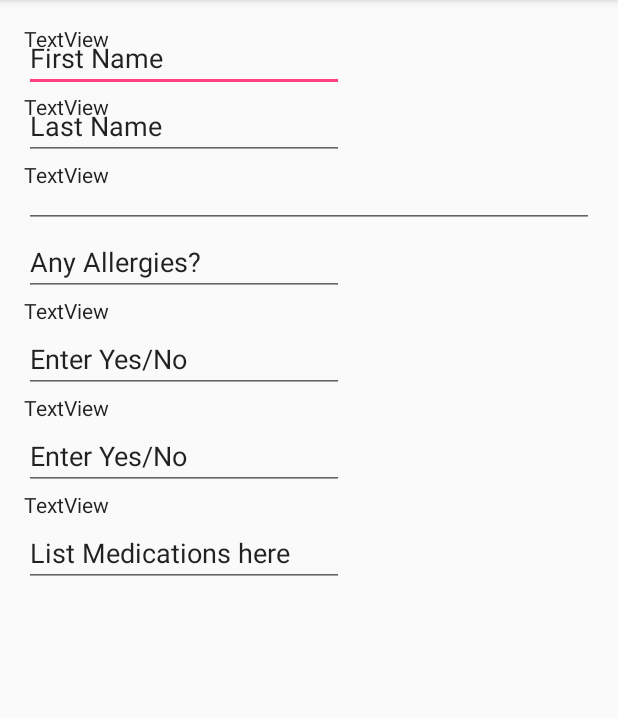
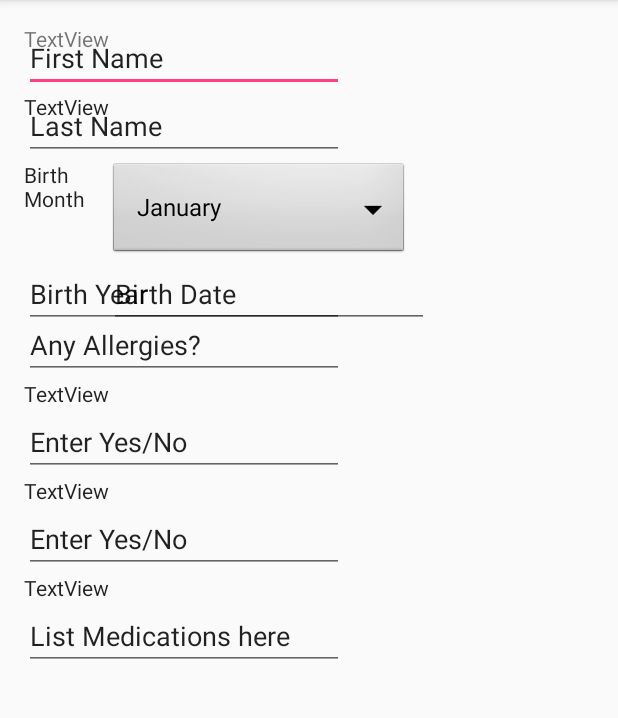
Before and after one commit to aclorta/QuickAppt, an Android app: the Patient_Profile screen opened directly, with no data from a screen before it, on a phone screen of 412 x 824 dp, the part 84-802 px from its top. Run offline under Robolectric (Android 15) with nearby library versions, the light colour scheme and no system bars.

Commit message:
more info to fill out

```diff
--- a/app/src/main/java/com/example/team6/quickappt/Patient_Profile.java
+++ b/app/src/main/java/com/example/team6/quickappt/Patient_Profile.java
@@ -2,6 +2,10 @@ package com.example.team6.quickappt;
 
 import android.support.v7.app.AppCompatActivity;
 import android.os.Bundle;
+import android.widget.ArrayAdapter;
+import android.widget.Spinner;
+
+import java.util.ArrayList;
 
 public class Patient_Profile extends AppCompatActivity {
 
@@ -9,5 +13,23 @@ public class Patient_Profile extends AppCompatActivity {
     protected void onCreate(Bundle savedInstanceState) {
         super.onCreate(savedInstanceState);
         setContentView(R.layout.activity_patient__profile);
+        Spinner spindown = (Spinner) findViewById(R.id.Months);
+        ArrayList<String> Montharray= new ArrayList<String>(){{
+            add("January");
+            add("February");
+            add("March");
+            add("April");
+            add("May");
+            add("June");
+            add("July");
+            add("August");
+            add("September");
+            add("October");
+            add("November");
+            add("December");
+        }
+        };
+        ArrayAdapter<String> adaptmonths = new ArrayAdapter<String>(this,android.R.layout.simple_spinner_dropdown_item,Montharray);
+        spindown.setAdapter(adaptmonths);
     }
 }
--- a/app/src/main/res/layout/activity_patient__profile.xml
+++ b/app/src/main/res/layout/activity_patient__profile.xml
@@ -1,4 +1,3 @@
-
 <?xml version="1.0" encoding="utf-8"?>
 <ScrollView xmlns:android="http://schemas.android.com/apk/res/android"
     xmlns:tools="http://schemas.android.com/tools"
@@ -8,7 +7,7 @@
     xmlns:tools="http://schemas.android.com/tools"
     android:id="@+id/activity_patient__profile"
     android:layout_width="match_parent"
-    android:layout_height="match_parent"
+    android:layout_height="wrap_content"
     android:paddingBottom="@dimen/activity_vertical_margin"
     android:paddingLeft="@dimen/activity_horizontal_margin"
     android:paddingRight="@dimen/activity_horizontal_margin"
@@ -35,98 +34,15 @@
         android:textAppearance="@style/TextAppearance.AppCompat"
         android:layout_below="@+id/editText" />
 
-    <EditText
-        android:layout_width="wrap_content"
-        android:layout_height="wrap_content"
-        android:inputType="textPersonName"
-        android:text="Last Name"
-        android:ems="10"
-        android:layout_below="@+id/editText"
-        android:layout_alignParentStart="true"
-        android:id="@+id/editText2"
-        android:hint="Last Name" />
-    <TextView
-        android:text="TextView"
-        android:layout_width="wrap_content"
-        android:layout_height="wrap_content"
-        android:id="@+id/textView2"
-        tools:text="Birth Date:"
-        android:textAppearance="@style/TextAppearance.AppCompat"
-        android:layout_below="@+id/editText2"
-        android:layout_alignParentStart="true" />
-
-    <EditText
-        android:layout_width="match_parent"
-        android:layout_height="wrap_content"
-        android:layout_below="@+id/editText2"
-        android:id="@+id/Months"
-        android:entries="@android:drawable/bottom_bar"
-        tools:text="Enter your Birth Date here"
-        android:layout_alignParentStart="true">
-
-    </EditText>
 
     <TextView
         android:text="TextView"
         android:layout_width="wrap_content"
         android:layout_height="wrap_content"
-        android:id="@+id/textView3"
-        android:layout_alignParentStart="true"
-        tools:text="Do you Smoke?:"
-        android:textAppearance="@style/TextAppearance.AppCompat"
-        android:layout_below="@+id/editText3" />
-
-
-    <EditText
-        android:layout_width="wrap_content"
-        android:layout_height="wrap_content"
-        android:inputType="textPersonName"
-        android:text="Any Allergies?"
-        android:ems="10"
-        android:id="@+id/editText3"
-        android:hint="Any Allergies?"
-        android:layout_below="@+id/Months"
+        android:id="@+id/firstname"
+        tools:text="First Name:"
+        android:layout_alignParentTop="true"
         android:layout_alignParentStart="true" />
-
-    <EditText
-        android:layout_width="wrap_content"
-        android:layout_height="wrap_content"
-        android:inputType="textPersonName"
-        android:text="Enter Yes/No"
-        android:ems="10"
-        android:id="@+id/editText4"
-        android:hint=""
-        android:layout_below="@+id/textView3"
-        android:layout_alignParentStart="true" />
-    <TextView
-        android:text="TextView"
-        android:layout_width="wrap_content"
-        android:layout_height="wrap_content"
-        android:id="@+id/textView4"
-        android:layout_alignParentStart="true"
-        tools:text="Do you currently drink alcohol?:"
-        android:textAppearance="@style/TextAppearance.AppCompat"
-        android:layout_below="@+id/editText4" />
-
-    <EditText
-        android:layout_width="wrap_content"
-        android:layout_height="wrap_content"
-        android:inputType="textPersonName"
-        android:text="Enter Yes/No"
-        android:ems="10"
-        android:id="@+id/editText5"
-        android:hint=""
-        android:layout_below="@+id/textView4"
-        android:layout_alignParentStart="true" />
-    <TextView
-        android:text="@string/textview"
-        android:layout_width="wrap_content"
-        android:layout_height="wrap_content"
-        android:id="@+id/textView5"
-        android:layout_alignParentStart="true"
-        tools:text="List your medications:"
-        android:textAppearance="@style/TextAppearance.AppCompat"
-        android:layout_below="@+id/editText5" />
 
     <EditText
         android:layout_width="wrap_content"
@@ -140,15 +56,121 @@
         android:layout_alignParentStart="true" />
 
     <TextView
+        android:text="@string/textview"
+        android:layout_width="wrap_content"
+        android:layout_height="wrap_content"
+        android:id="@+id/textView5"
+        tools:text="List your medications:"
+        android:textAppearance="@style/TextAppearance.AppCompat"
+        android:layout_below="@+id/editText5"
+        android:layout_alignParentStart="true" />
+
+    <EditText
+        android:layout_width="wrap_content"
+        android:layout_height="wrap_content"
+        android:inputType="textPersonName"
+        android:text="Enter Yes/No"
+        android:ems="10"
+        android:id="@+id/editText5"
+        android:hint=""
+        android:layout_below="@+id/textView4"
+        android:layout_alignParentStart="true" />
+
+    <TextView
         android:text="TextView"
         android:layout_width="wrap_content"
         android:layout_height="wrap_content"
-        android:id="@+id/firstname"
-        tools:text="First Name:"
+        android:id="@+id/textView4"
+        tools:text="Do you currently drink alcohol?:"
         android:textAppearance="@style/TextAppearance.AppCompat"
-        android:layout_alignParentTop="true"
+        android:layout_below="@+id/editText4"
         android:layout_alignParentStart="true" />
 
+    <EditText
+        android:layout_width="wrap_content"
+        android:layout_height="wrap_content"
+        android:inputType="textPersonName"
+        android:text="Any Allergies?"
+        android:ems="10"
+        android:id="@+id/editText3"
+        android:hint="Any Allergies?"
+        android:layout_below="@+id/Months"
+        android:layout_alignParentStart="true"
+        android:layout_marginTop="34dp" />
+
+    <EditText
+        android:layout_width="wrap_content"
+        android:layout_height="wrap_content"
+        android:inputType="textPersonName"
+        android:text="Enter Yes/No"
+        android:ems="10"
+        android:id="@+id/editText4"
+        android:hint=""
+        android:layout_below="@+id/textView3"
+        android:layout_alignParentStart="true" />
+
+    <TextView
+        android:text="TextView"
+        android:layout_width="wrap_content"
+        android:layout_height="wrap_content"
+        android:id="@+id/textView3"
+        tools:text="Do you Smoke?:"
+        android:textAppearance="@style/TextAppearance.AppCompat"
+        android:layout_below="@+id/editText3"
+        android:layout_alignParentStart="true" />
+
+    <EditText
+        android:layout_width="wrap_content"
+        android:layout_height="wrap_content"
+        android:inputType="number"
+        android:ems="10"
+        android:id="@+id/editText7"
+        android:layout_below="@+id/Months"
+        android:text="Birth Year" />
+
+    <EditText
+        android:layout_width="wrap_content"
+        android:layout_height="wrap_content"
+        android:inputType="number"
+        android:ems="10"
+        android:layout_below="@+id/Months"
+        android:layout_toEndOf="@+id/textView5"
+        android:id="@+id/editText8"
+        android:text="Birth Date" />
+
+    <Spinner
+        android:layout_width="200dp"
+        android:layout_height="wrap_content"
+        android:id="@+id/Months"
+        android:background="@android:drawable/btn_dropdown"
+        android:spinnerMode="dropdown"
+        android:layout_below="@+id/editText2"
+        android:layout_alignStart="@+id/editText8">
+
+    </Spinner>
+
+    <TextView
+        android:text="Birth Month"
+        android:layout_width="wrap_content"
+        android:layout_height="wrap_content"
+        android:id="@+id/textView6"
+        android:layout_alignParentStart="true"
+        android:layout_below="@+id/editText2"
+        android:textAppearance="@style/TextAppearance.AppCompat"
+        android:layout_toStartOf="@+id/editText8"
+        android:layout_above="@+id/editText7"
+        android:layout_alignEnd="@+id/textView3" />
+
+    <EditText
+        android:layout_width="wrap_content"
+        android:layout_height="wrap_content"
+        android:inputType="textPersonName"
+        android:text="Last Name"
+        android:ems="10"
+        android:id="@+id/editText2"
+        android:hint="Last Name"
+        android:layout_below="@+id/editText"
+        android:layout_alignParentStart="true" />
 
 
 </RelativeLayout>
```
Also changed, not shown: app/src/main/res/layout/activity_physician_activity.xml (+53 -0 lines).
